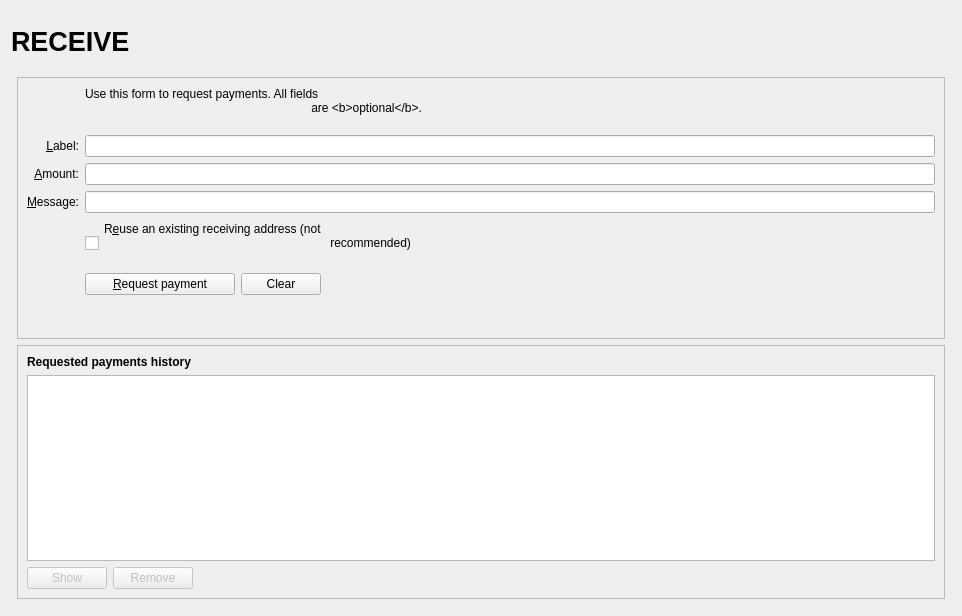
Old version of the form src/qt/forms/receivecoinsdialog.ui in the repository WisprProject/core.
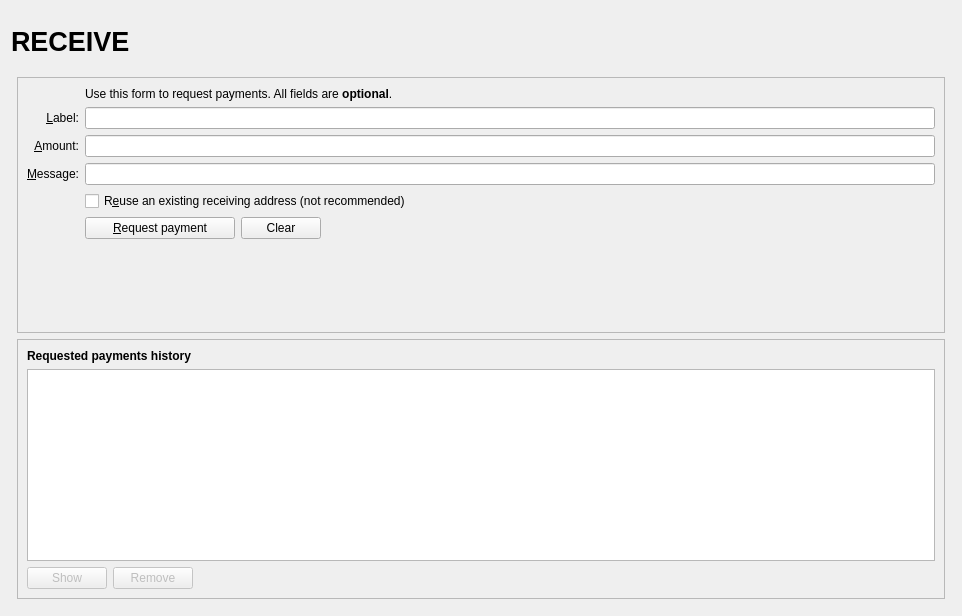
New version of the form. Icons and pictures are not drawn. Custom widgets are drawn as their Qt base class.

What changed in the file:
```diff
--- a/src/qt/forms/receivecoinsdialog.ui
+++ b/src/qt/forms/receivecoinsdialog.ui
@@ -146,9 +146,7 @@
                                                                 </string>
                                                             </property>
                                                             <property name="text">
-                                                                <string>R&amp;euse an existing receiving address (not
-                                                                    recommended)
-                                                                </string>
+                <string>R&amp;euse an existing receiving address (not recommended)</string>
                                                             </property>
                                                         </widget>
                                                     </item>
@@ -203,9 +201,7 @@
                                                     <item row="2" column="2">
                                                         <widget class="QLabel" name="label_5">
                                                             <property name="text">
-                                                                <string>Use this form to request payments. All fields
-                                                                    are &lt;b&gt;optional&lt;/b&gt;.
-                                                                </string>
+                <string>Use this form to request payments. All fields are &lt;b&gt;optional&lt;/b&gt;.</string>
                                                             </property>
                                                         </widget>
                                                     </item>
```
Left out of the diff: 69 changed lines with no effect on the pictures. Lines whose indentation alone changed are shown as unchanged.
